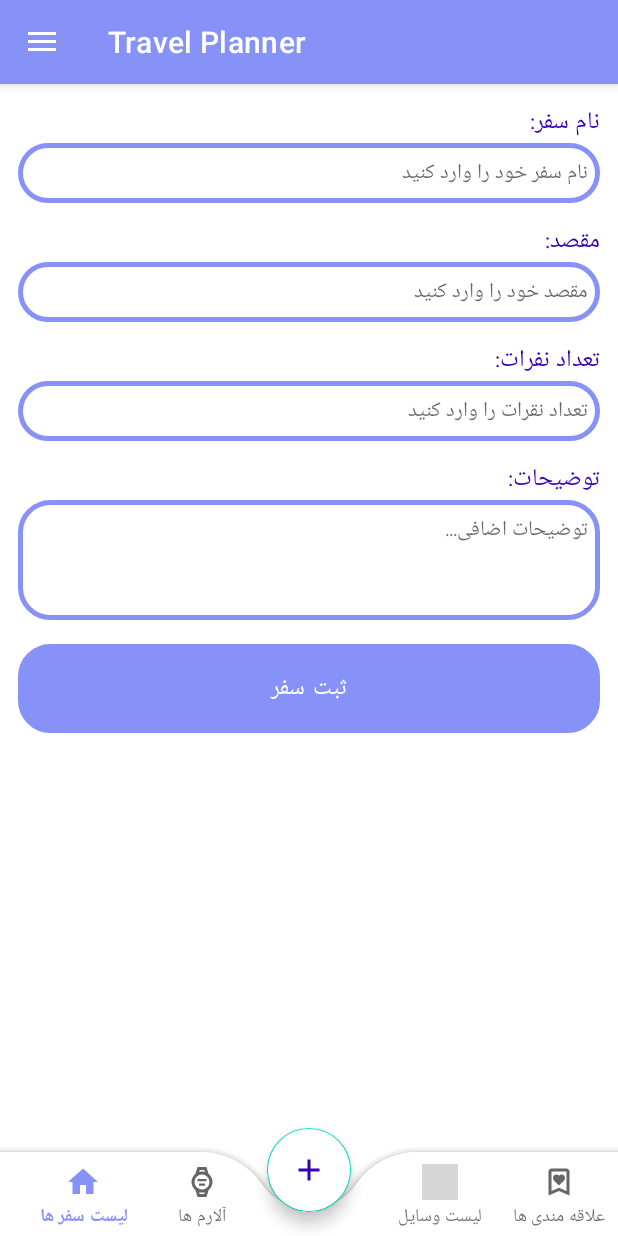
After one commit to zahmadi98/TravelPlanner, an Android app: the fragment StartJourneyFragment placed in its activity, on a phone screen of 412 x 824 dp. The commit adds this screen. Run offline under Robolectric (Android 15) with nearby library versions, the phone set to English and light mode, and no system bars; grey boxes are pictures that could not be loaded.

Commit message:
added a travel registration form

```diff
--- /dev/null
+++ b/app/src/main/java/com/example/travelplanner/StartJourneyFragment.java
@@ -0,0 +1,38 @@
+package com.example.travelplanner;
+
+import android.os.Bundle;
+import android.view.LayoutInflater;
+import android.view.View;
+import android.view.ViewGroup;
+
+import androidx.annotation.NonNull;
+import androidx.annotation.Nullable;
+import androidx.fragment.app.Fragment;
+
+public class StartJourneyFragment extends Fragment {
+
+    public StartJourneyFragment() {
+        // Constructor باید خالی باشه!
+    }
+
+    @Override
+    public View onCreateView(LayoutInflater inflater, ViewGroup container,
+                             Bundle savedInstanceState) {
+        return inflater.inflate(R.layout.fragment_start_journey, container, false);
+    }
+
+    @Override
+    public void onViewCreated(@NonNull View view, @Nullable Bundle savedInstanceState) {
+        super.onViewCreated(view, savedInstanceState);
+
+        View background = requireActivity().findViewById(R.id.root_home);
+
+        // وقتی روی بک‌گراند کلیک شد، مخفی شه
+        background.setOnClickListener(v -> {
+            background.setVisibility(View.GONE);
+            // و اگه خواستی فرگمنت رو هم از استک برداری:
+            requireActivity().getSupportFragmentManager().popBackStack();
+        });
+    }
+
+}
--- /dev/null
+++ b/app/src/main/res/drawable/ic_add.xml
@@ -0,0 +1,5 @@
+<vector xmlns:android="http://schemas.android.com/apk/res/android" android:height="24dp" android:tint="#FF3700B3" android:viewportHeight="24" android:viewportWidth="24" android:width="24dp">
+
+    <path android:fillColor="@android:color/white" android:pathData="M19,3L5,3c-1.11,0 -2,0.9 -2,2v14c0,1.1 0.89,2 2,2h14c1.1,0 2,-0.9 2,-2L21,5c0,-1.1 -0.9,-2 -2,-2zM17,13h-4v4h-2v-4L7,13v-2h4L11,7h2v4h4v2z"/>
+
+</vector>
--- /dev/null
+++ b/app/src/main/res/drawable/ic_minus.xml
@@ -0,0 +1,5 @@
+<vector xmlns:android="http://schemas.android.com/apk/res/android" android:height="24dp" android:tint="#FF3700B3" android:viewportHeight="24" android:viewportWidth="24" android:width="24dp">
+
+    <path android:fillColor="@android:color/white" android:pathData="M19,3H5C3.9,3 3,3.9 3,5v14c0,1.1 0.9,2 2,2h14c1.1,0 2,-0.9 2,-2V5C21,3.9 20.1,3 19,3zM17,13H7v-2h10V13z"/>
+
+</vector>
--- a/app/src/main/res/layout/activity_home.xml
+++ b/app/src/main/res/layout/activity_home.xml
@@ -30,6 +30,31 @@
             android:layout_width="match_parent"
             android:layout_height="match_parent"
             android:layout_marginTop="?attr/actionBarSize" />
+
+        <!-- فرم پاپ‌آپ وسط صفحه (ابتدا GONE) -->
+        <androidx.constraintlayout.widget.ConstraintLayout
+            android:id="@+id/root_home"
+            android:layout_width="match_parent"
+            android:layout_height="match_parent"
+            android:visibility="gone"
+            android:background="#88000000"
+            android:elevation="10dp">
+
+        <FrameLayout
+            android:id="@+id/fragment_container"
+            android:layout_width="0dp"
+            android:layout_height="0dp"
+            app:layout_constraintWidth_percent="0.9"
+            app:layout_constraintHeight_percent="0.6"
+            app:layout_constraintTop_toTopOf="parent"
+            app:layout_constraintBottom_toBottomOf="parent"
+            app:layout_constraintStart_toStartOf="parent"
+            app:layout_constraintEnd_toEndOf="parent"
+            android:background="@android:color/white"
+            android:elevation="12dp"
+            android:padding="12dp"
+            android:clipToPadding="false"/>
+        </androidx.constraintlayout.widget.ConstraintLayout>
 
         <!-- BottomAppBar با BottomNavigation -->
         <com.google.android.material.bottomappbar.BottomAppBar
@@ -64,9 +89,8 @@
             app:layout_anchorGravity="center" />
 
     </androidx.coordinatorlayout.widget.CoordinatorLayout>
-
-    <!-- Navigation Drawer -->
-    <com.google.android.material.navigation.NavigationView
+        <!-- Navigation Drawer -->
+        <com.google.android.material.navigation.NavigationView
         android:id="@+id/nav_view"
         android:layout_width="wrap_content"
         android:layout_height="match_parent"
--- /dev/null
+++ b/app/src/main/res/layout/fragment_start_journey.xml
@@ -0,0 +1,96 @@
+<?xml version="1.0" encoding="utf-8"?>
+<ScrollView xmlns:android="http://schemas.android.com/apk/res/android"
+    android:layout_width="match_parent"
+    android:layout_height="match_parent">
+
+    <LinearLayout
+        android:layout_width="match_parent"
+        android:layout_height="wrap_content"
+        android:orientation="vertical"
+        android:padding="12dp">
+
+        <TextView
+            android:layout_width="wrap_content"
+            android:layout_height="wrap_content"
+            android:text="نام سفر:"
+            android:textColor="@color/purple_700"
+            android:textSize="16sp"
+            android:layout_gravity="end" />
+
+        <EditText
+            android:id="@+id/editTripName"
+            android:layout_width="match_parent"
+            android:layout_height="wrap_content"
+            android:background="@drawable/custom_edittext"
+            android:padding="8dp"
+            android:textSize="14sp"
+            android:layout_marginBottom="12dp"
+            android:hint="نام سفر خود را وارد کنید" />
+
+        <TextView
+            android:layout_width="wrap_content"
+            android:layout_height="wrap_content"
+            android:text="مقصد:"
+            android:textColor="@color/purple_700"
+            android:textSize="16sp"
+            android:layout_gravity="end" />
+
+        <EditText
+            android:id="@+id/editDestination"
+            android:layout_width="match_parent"
+            android:layout_height="wrap_content"
+            android:background="@drawable/custom_edittext"
+            android:padding="8dp"
+            android:textSize="14sp"
+            android:layout_marginBottom="12dp"
+            android:hint="مقصد خود را وارد کنید" />
+
+        <TextView
+            android:layout_width="wrap_content"
+            android:layout_height="wrap_content"
+            android:text="تعداد نفرات:"
+            android:textColor="@color/purple_700"
+            android:textSize="16sp"
+            android:layout_gravity="end" />
+
+        <EditText
+            android:id="@+id/editPeopleCount"
+            android:layout_width="match_parent"
+            android:layout_height="wrap_content"
+            android:inputType="number"
+            android:background="@drawable/custom_edittext"
+            android:padding="8dp"
+            android:textSize="14sp"
+            android:layout_marginBottom="12dp"
+            android:hint="تعداد نقرات را وارد کنید" />
+
+        <TextView
+            android:layout_width="wrap_content"
+            android:layout_height="wrap_content"
+            android:text="توضیحات:"
+            android:textColor="@color/purple_700"
+            android:textSize="16sp"
+            android:layout_gravity="end" />
+
+        <EditText
+            android:id="@+id/editDescription"
+            android:layout_width="match_parent"
+            android:layout_height="80dp"
+            android:background="@drawable/custom_edittext"
+            android:padding="8dp"
+            android:textSize="14sp"
+            android:gravity="top"
+            android:layout_marginBottom="16dp"
+            android:hint="توضیحات اضافی..." />
+
+        <Button
+            android:id="@+id/btnSubmitTrip"
+            android:layout_width="match_parent"
+            android:layout_height="wrap_content"
+            android:text="ثبت سفر"
+            android:textSize="16sp"
+            android:padding="10dp"
+            android:background="@drawable/custom_edittext"
+            android:textColor="@color/white" />
+    </LinearLayout>
+</ScrollView>
```
Also changed, not shown: app/src/main/java/com/example/travelplanner/HomeActivity.java (+18 -11 lines), app/src/main/java/com/example/travelplanner/SetAlarmFragment.java (added, +20 -0 lines), app/src/main/java/com/example/travelplanner/UploadPhotoFragment.java (added, +20 -0 lines), app/src/main/res/layout/fragment_set_alarm.xml (added, +14 -0 lines), app/src/main/res/layout/fragment_upload_photo.xml (added, +14 -0 lines).
